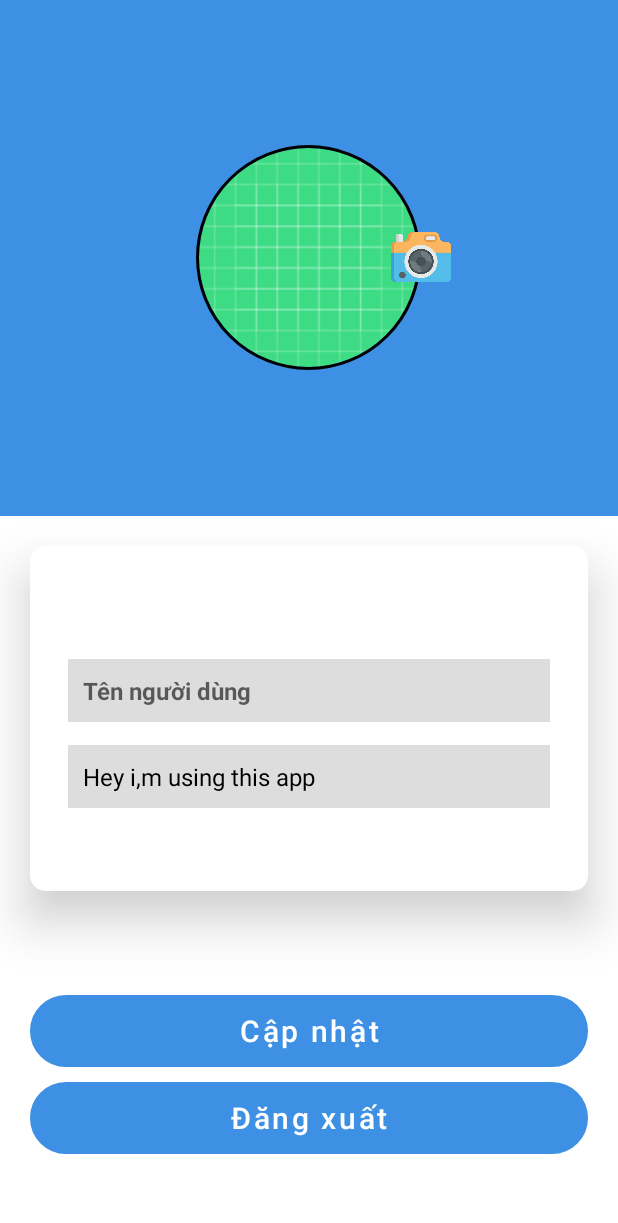
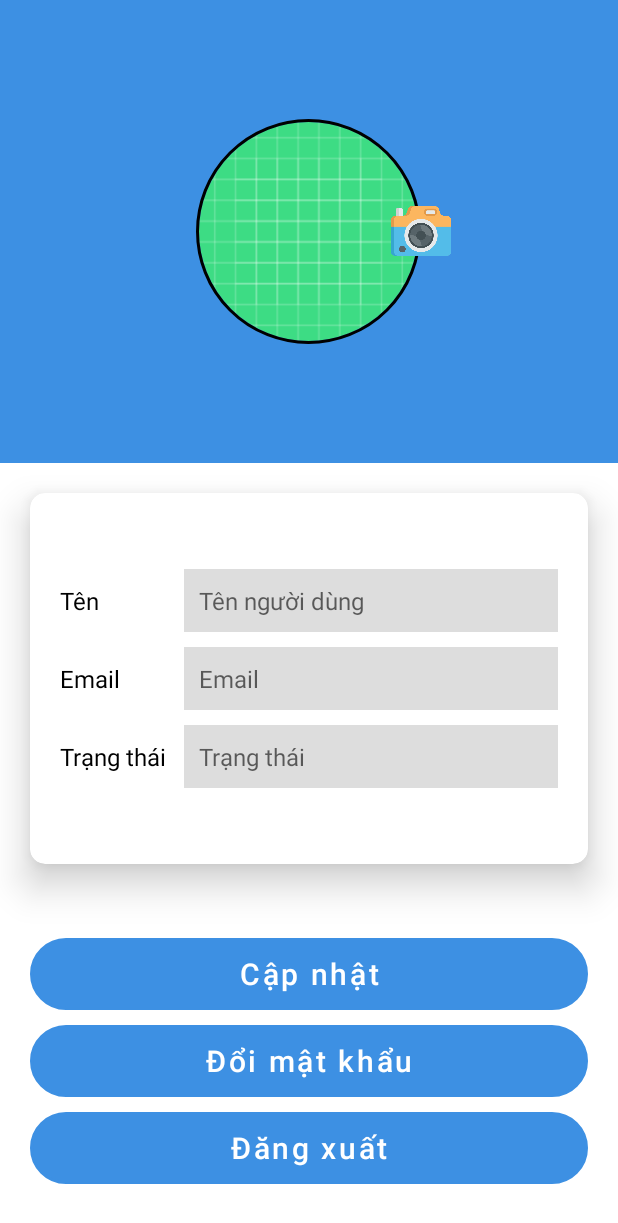
Before and after one commit to pcingame/DATN, an Android app: the layout fragment_my_profile.xml on its own in the app's theme, with its tools: preview values and no code run, on a phone screen of 412 x 824 dp. Shown: the top 1223 px of the screen. Run offline under Robolectric (Android 15) with nearby library versions, the light colour scheme and no system bars.

Commit message:
- 3/6 : create private chat list : 80%           create group chat list : 80%           create group chat: 70%           fix profile fragment: 100%           add change password feature: 20%

```diff
--- a/src/main/AndroidManifest.xml
+++ b/src/main/AndroidManifest.xml
@@ -3,9 +3,9 @@
     package="com.example.appchatdemo">
 
     <uses-permission android:name="android.permission.WAKE_LOCK" />
-    <uses-permission android:name="android.permission.READ_EXTERNAL_STORAGE"/>
-    <uses-permission android:name="android.permission.WRITE_EXTERNAL_STORAGE"/>
-    <uses-permission android:name="android.permission.INTERNET"/>
+    <uses-permission android:name="android.permission.READ_EXTERNAL_STORAGE" />
+    <uses-permission android:name="android.permission.WRITE_EXTERNAL_STORAGE" />
+    <uses-permission android:name="android.permission.INTERNET" />
 
     <application
         android:allowBackup="true"
@@ -14,6 +14,9 @@
         android:roundIcon="@drawable/logo_new"
         android:supportsRtl="true"
         android:theme="@style/Theme.AppChatDemo">
+        <activity
+            android:name=".ChangePasswordActivity"
+            android:exported="false" />
         <activity
             android:name=".activities.CreateGroupChatActivity"
             android:exported="false" />
--- /dev/null
+++ b/src/main/java/com/example/appchatdemo/activities/ChangePasswordActivity.java
@@ -0,0 +1,16 @@
+package com.example.appchatdemo.activities;
+
+import androidx.appcompat.app.AppCompatActivity;
+
+import android.os.Bundle;
+
+import com.example.appchatdemo.R;
+
+public class ChangePasswordActivity extends AppCompatActivity {
+
+    @Override
+    protected void onCreate(Bundle savedInstanceState) {
+        super.onCreate(savedInstanceState);
+        setContentView(R.layout.activity_change_password);
+    }
+}
--- a/src/main/java/com/example/appchatdemo/fragment/bottomnavigationmain/ProfileFragment.java
+++ b/src/main/java/com/example/appchatdemo/fragment/bottomnavigationmain/ProfileFragment.java
@@ -27,6 +27,8 @@ import androidx.lifecycle.ViewModelProvider;
 import com.bumptech.glide.Glide;
 import com.example.appchatdemo.CustomProgress;
 import com.example.appchatdemo.R;
+import com.example.appchatdemo.activities.ChangePasswordActivity;
+import com.example.appchatdemo.activities.CreateGroupChatActivity;
 import com.example.appchatdemo.activities.MainActivity;
 import com.example.appchatdemo.viewmodel.AuthViewModel;
 import com.google.android.gms.tasks.OnCompleteListener;
@@ -51,10 +53,10 @@ import de.hdodenhof.circleimageview.CircleImageView;
 public class ProfileFragment extends Fragment {
 
     private AuthViewModel authViewModel;
-    private Button btnSignOut, btnUpdateProfile;
+    private Button btnSignOut, btnUpdateProfile, btnChangePassword;
     private CircleImageView imgUserAvatar;
     private ImageView imgPickImage;
-    private EditText edtUserName, edtStatus;
+    private EditText edtUserName, edtStatus, edtUserEmail;
 
     String userNameUpdated, userId, userStatusUpdated, imgUrl;
     FirebaseFirestore fireStore;
@@ -101,9 +103,11 @@ public class ProfileFragment extends Fragment {
 
         edtUserName = view.findViewById(R.id.edtUserName);
         edtStatus = view.findViewById(R.id.edtUserStatus);
+        edtUserEmail = view.findViewById(R.id.edtUserEmail);
 
         btnSignOut = view.findViewById(R.id.btn_sign_out);
         btnUpdateProfile = view.findViewById(R.id.btnUpdateProfile);
+        btnChangePassword = view.findViewById(R.id.btnChangePassword);
 
         firebaseAuth = FirebaseAuth.getInstance();
         fireStore = FirebaseFirestore.getInstance();
@@ -182,6 +186,15 @@ public class ProfileFragment extends Fragment {
             }
         });
 
+        btnChangePassword.setOnClickListener(new View.OnClickListener() {
+            @Override
+            public void onClick(View v) {
+                Intent intent = new Intent(getActivity(), ChangePasswordActivity.class);
+                startActivity(intent);
+                getActivity().overridePendingTransition(R.anim.from_right, R.anim.to_left);
+            }
+        });
+
         FirebaseUser firebaseUser = FirebaseAuth.getInstance().getCurrentUser();
         String theUserId = firebaseUser.getUid();
 
@@ -192,11 +205,13 @@ public class ProfileFragment extends Fragment {
 
                     DocumentSnapshot snapshot = task.getResult();
                     String userName = snapshot.getString("username");
-                    String status = snapshot.getString("status");
+                    String userStatus = snapshot.getString("status");
+                    String userEmail = snapshot.getString("email");
                     imgUrl = snapshot.getString("imageUrl");
 
                     edtUserName.setText(userName);
-                    edtStatus.setText(status);
+                    edtStatus.setText(userStatus);
+                    edtUserEmail.setText(userEmail);
                     Glide.with(requireContext()).load(imgUrl).centerCrop().into(imgUserAvatar);
                 }
             }
--- /dev/null
+++ b/src/main/res/layout/activity_change_password.xml
@@ -0,0 +1,9 @@
+<?xml version="1.0" encoding="utf-8"?>
+<androidx.constraintlayout.widget.ConstraintLayout xmlns:android="http://schemas.android.com/apk/res/android"
+    xmlns:app="http://schemas.android.com/apk/res-auto"
+    xmlns:tools="http://schemas.android.com/tools"
+    android:layout_width="match_parent"
+    android:layout_height="match_parent"
+    tools:context=".activities.ChangePasswordActivity">
+
+</androidx.constraintlayout.widget.ConstraintLayout>
--- a/src/main/res/layout/fragment_my_profile.xml
+++ b/src/main/res/layout/fragment_my_profile.xml
@@ -1,4 +1,5 @@
 <?xml version="1.0" encoding="utf-8"?>
+
 <LinearLayout xmlns:android="http://schemas.android.com/apk/res/android"
     xmlns:app="http://schemas.android.com/apk/res-auto"
     xmlns:tools="http://schemas.android.com/tools"
@@ -10,7 +11,7 @@
     <androidx.coordinatorlayout.widget.CoordinatorLayout
         android:layout_width="match_parent"
         android:layout_height="0dp"
-        android:layout_weight="3"
+        android:layout_weight="2.5"
         android:background="@color/background_app">
 
         <de.hdodenhof.circleimageview.CircleImageView
@@ -42,16 +43,97 @@
         android:layout_marginTop="20dp"
         android:layout_weight="2"
         app:cardCornerRadius="10dp"
-        app:cardElevation="20dp">
+        app:cardElevation="15dp">
 
         <LinearLayout
             android:layout_width="match_parent"
             android:layout_height="match_parent"
-            android:layout_marginHorizontal="25dp"
+            android:layout_marginHorizontal="20dp"
             android:gravity="center"
             android:orientation="vertical">
 
-            <EditText
+            <LinearLayout
+                android:layout_width="match_parent"
+                android:layout_height="wrap_content"
+                android:layout_marginTop="10dp"
+                android:orientation="horizontal">
+
+                <TextView
+                    android:layout_width="0dp"
+                    android:layout_height="wrap_content"
+                    android:layout_weight="1"
+                    android:text="Tên"
+                    android:textColor="@color/black"
+                    android:textSize="16sp" />
+
+                <EditText
+                    android:id="@+id/edtUserName"
+                    android:layout_width="0dp"
+                    android:layout_height="wrap_content"
+                    android:layout_weight="3"
+                    android:background="@color/edittextColor"
+                    android:hint="@string/user_name"
+                    android:inputType="text|textCapSentences"
+                    android:padding="10dp"
+                    android:textSize="16sp" />
+            </LinearLayout>
+
+            <LinearLayout
+                android:layout_width="match_parent"
+                android:layout_height="wrap_content"
+                android:layout_marginTop="10dp"
+                android:orientation="horizontal">
+
+                <TextView
+                    android:layout_width="0dp"
+                    android:layout_height="wrap_content"
+                    android:layout_weight="1"
+                    android:text="@string/email"
+                    android:textColor="@color/black"
+                    android:textSize="16sp" />
+
+                <EditText
+                    android:id="@+id/edtUserEmail"
+                    android:layout_width="0dp"
+                    android:layout_height="wrap_content"
+                    android:layout_weight="3"
+                    android:background="@color/edittextColor"
+                    android:hint="@string/email"
+                    android:textColor="@color/black"
+                    android:enabled="false"
+                    android:padding="10dp"
+                    android:textSize="16sp" />
+            </LinearLayout>
+
+            <LinearLayout
+                android:layout_width="match_parent"
+                android:layout_height="wrap_content"
+                android:layout_marginTop="10dp"
+                android:layout_marginBottom="10dp"
+                android:orientation="horizontal">
+
+                <TextView
+                    android:layout_width="0dp"
+                    android:layout_height="wrap_content"
+                    android:layout_weight="1"
+                    android:text="@string/status"
+                    android:textColor="@color/black"
+                    android:textSize="16sp" />
+
+                <EditText
+                    android:id="@+id/edtUserStatus"
+                    android:layout_width="0dp"
+                    android:layout_height="wrap_content"
+                    android:layout_weight="3"
+                    android:background="@color/edittextColor"
+                    android:hint="@string/status"
+                    android:inputType="text|textCapSentences"
+                    android:maxLines="1"
+                    android:padding="10dp"
+                    android:textSize="16sp" />
+            </LinearLayout>
+
+            <!--<EditText
                 android:id="@+id/edtUserName"
                 android:layout_width="match_parent"
                 android:layout_height="wrap_content"
@@ -60,8 +142,20 @@
                 android:hint="@string/user_name"
                 android:inputType="text|textCapSentences"
                 android:padding="10dp"
+                android:enabled="false"
                 android:textSize="16sp"
                 android:textStyle="bold" />
+
+            <EditText
+                android:id="@+id/edtUserEmail"
+                android:layout_width="match_parent"
+                android:layout_height="wrap_content"
+                android:layout_marginTop="15dp"
+                android:background="@color/edittextColor"
+                android:padding="10dp"
+                android:enabled="false"
+                android:textColor="@color/black"
+                android:textSize="16sp" />
 
             <EditText
                 android:id="@+id/edtUserStatus"
@@ -74,7 +168,7 @@
                 android:padding="10dp"
                 android:text="Hey i,m using this app"
                 android:textColor="@color/black"
-                android:textSize="16sp" />
+                android:textSize="16sp" />-->
         </LinearLayout>
     </androidx.cardview.widget.CardView>
 
@@ -99,6 +193,19 @@
             android:textSize="20sp" />
 
         <Button
+            android:id="@+id/btnChangePassword"
+            android:layout_width="match_parent"
+            android:layout_height="wrap_content"
+            android:layout_marginHorizontal="20dp"
+            android:layout_marginTop="10dp"
+            android:background="@drawable/button"
+            android:backgroundTint="@color/background_app"
+            android:text="@string/change_password"
+            android:textAllCaps="false"
+            android:textColor="@color/white"
+            android:textSize="20sp" />
+
+        <Button
             android:id="@+id/btn_sign_out"
             android:layout_width="match_parent"
             android:layout_height="wrap_content"
--- a/src/main/res/values/strings.xml
+++ b/src/main/res/values/strings.xml
@@ -90,6 +90,8 @@
     <string name="validate_group_name">Tên nhóm không được để trống</string>
     <string name="create_group_success">Tạo nhóm thành công"</string>
     <string name="validate_group_member">Nhóm phải có hơn 2 thành viên trở lên</string>
+    <string name="change_password">Đổi mật khẩu</string>
+    <string name="status">Trạng thái</string>
 
 
 </resources>
```
